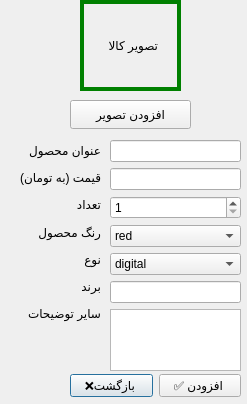
Old version of the form menu/watches.ui in the repository AP-projects-4001/alsa.
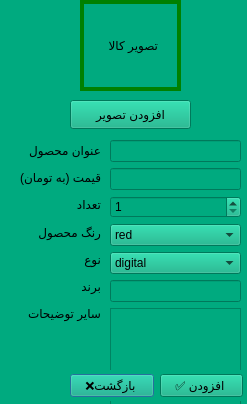
New version of the form. Icons and pictures are not drawn.

The edit to the form file:
```diff
--- a/menu/watches.ui
+++ b/menu/watches.ui
@@ -13,6 +13,10 @@
   <property name="windowTitle">
    <string>Dialog</string>
   </property>
+  <property name="styleSheet">
+   <string notr="true">background-image: url();
+background-color: rgb(0, 170, 127);</string>
+  </property>
   <widget class="QWidget" name="layoutWidget_2">
    <property name="geometry">
     <rect>
@@ -80,7 +84,7 @@
      <x>110</x>
      <y>140</y>
      <width>131</width>
-     <height>231</height>
+     <height>298</height>
     </rect>
    </property>
    <layout class="QVBoxLayout" name="verticalLayout">
@@ -160,7 +164,7 @@
     <rect>
      <x>70</x>
      <y>370</y>
-     <width>171</width>
+     <width>173</width>
      <height>31</height>
     </rect>
    </property>
```
